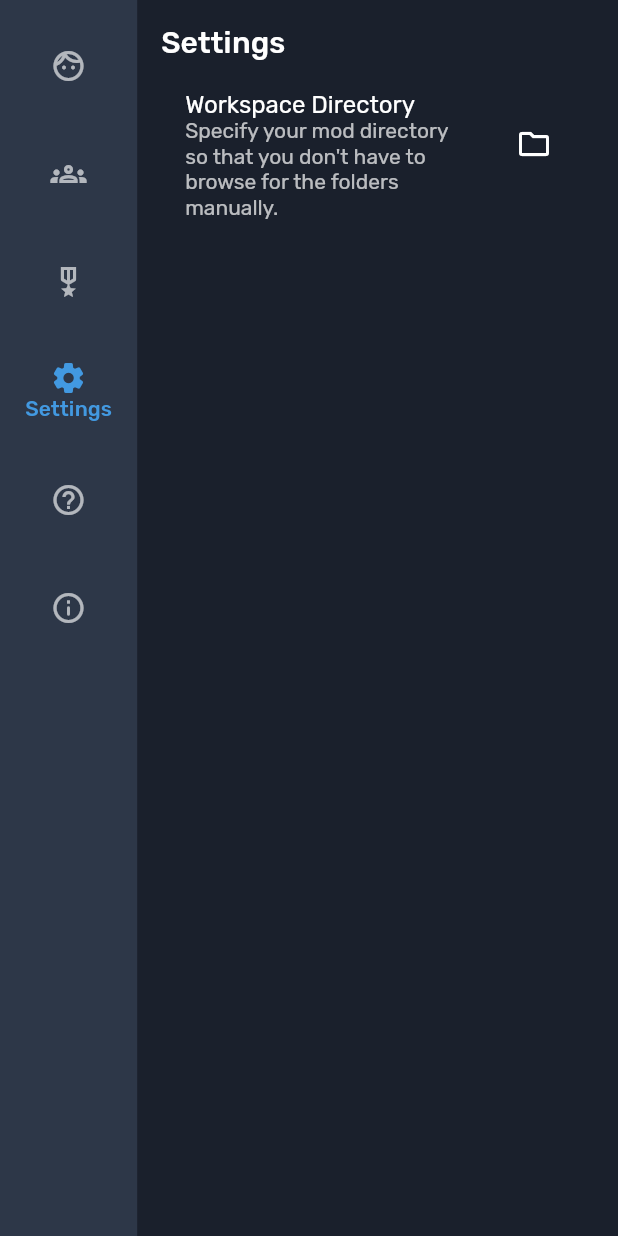
After one commit to dax0102/automator, a Flutter app: the screen it shows after launch, after a tap on "Ministers", after a tap on "Traits", after a tap on "Settings", on a phone screen of 412 x 824 dp. The commit adds this screen. Run offline on Flutter 3.47's test engine with Material 2 defaults, Android fonts, the phone set to English and light mode, and no system bars; our stand-ins replace file_picker, flutter_markdown, hive, hive_flutter, shared_preferences; missing offline and left inert: desktop_window; accounts and stored records are empty; generated files the repository leaves out were written again.

Commit message:
add workspace settings

```diff
--- a/lib/characters/characters_page.dart
+++ b/lib/characters/characters_page.dart
@@ -9,6 +9,7 @@ import 'package:automator/characters/characters_notifier.dart';
 import 'package:automator/core/ideologies.dart';
 import 'package:automator/core/reader.dart';
 import 'package:automator/core/writer.dart';
+import 'package:automator/settings/settings_notifier.dart';
 import 'package:automator/shared/custom/header.dart';
 import 'package:automator/shared/custom/state.dart';
 import 'package:automator/shared/theme.dart';
@@ -26,13 +27,14 @@ class CharactersPage extends StatefulWidget {
 }
 
 class _CharactersPageState extends State<CharactersPage> {
-  void _onExportPrompt() async {
-    final Future? response = await showDialog(
+  Future _onBrowsePrompt() async {
+    return await showDialog(
       context: context,
       builder: (BuildContext context) {
         return AlertDialog(
-          title: Text(Translations.of(context)!.dialog_exporting),
-          content: Text(Translations.of(context)!.dialog_exporting_subtitle),
+          title: Text(Translations.of(context)!.dialog_browse_directory),
+          content:
+              Text(Translations.of(context)!.dialog_browse_directory_subtitle),
           actions: <Widget>[
             TextButton(
               child: Text(Translations.of(context)!.button_continue),
@@ -44,10 +46,6 @@ class _CharactersPageState extends State<CharactersPage> {
         );
       },
     );
-
-    if (response != null) {
-      _onExport();
-    }
   }
 
   Future _onExtractionComplete(List<Character> items) async {
@@ -88,6 +86,7 @@ class _CharactersPageState extends State<CharactersPage> {
                 TextButton(
                   child: Text(Translations.of(context)!.button_continue),
                   onPressed: () {
+                    Navigator.pop(context);
                     Navigator.push(
                       context,
                       PageRouteBuilder(
@@ -248,24 +247,43 @@ class _CharactersPageState extends State<CharactersPage> {
   void _onExport() async {
     final characters =
         Provider.of<CharactersNotifier>(context, listen: false).characters;
-    if (characters.isNotEmpty) {
-      String? output = await FilePicker.platform.getDirectoryPath();
-      if (output != null) {
+
+    if (characters.isEmpty) {
+      ScaffoldMessenger.of(context).showSnackBar(
+        SnackBar(
+          content: Text(Translations.of(context)!.feedback_empty_output),
+        ),
+      );
+    }
+
+    String? directory =
+        await Provider.of<SettingsNotifier>(context, listen: false)
+            .getWorkspaceDirectory();
+
+    if (directory == null) {
+      bool? response = await _onBrowsePrompt();
+      if (response == null) {
+        return;
+      }
+      directory = await FilePicker.platform.getDirectoryPath();
+    }
+
+    if (directory != null) {
       final items = characters.groupBy((c) => c.tag);
+      String destination = '$directory/common/characters/';
       for (MapEntry<String, List<Character>> item in items.entries) {
-          await Writer.saveCharacters('$output/${item.key}.txt', item.value);
+        await Writer.saveCharacters('$destination${item.key}.txt', item.value);
       }
       ScaffoldMessenger.of(context).showSnackBar(
         SnackBar(
-            content:
-                Text(Translations.of(context)!.feedback_operation_complete),
+          content: Text(Translations.of(context)!.feedback_operation_complete),
         ),
       );
-      }
     } else {
       ScaffoldMessenger.of(context).showSnackBar(
         SnackBar(
-          content: Text(Translations.of(context)!.feedback_empty_output),
+          content:
+              Text(Translations.of(context)!.feedback_provide_valid_directory),
         ),
       );
     }
@@ -274,13 +292,40 @@ class _CharactersPageState extends State<CharactersPage> {
   void _onAppend() async {
     final characters =
         Provider.of<CharactersNotifier>(context, listen: false).characters;
-    String? path = await FilePicker.platform.getDirectoryPath();
-    if (path != null) {
-      await Writer.appendToHistory(path, characters);
+
+    if (characters.isEmpty) {
+      ScaffoldMessenger.of(context).showSnackBar(
+        SnackBar(
+          content: Text(Translations.of(context)!.feedback_empty_output),
+        ),
+      );
+    }
+
+    String? directory =
+        await Provider.of<SettingsNotifier>(context, listen: false)
+            .getWorkspaceDirectory();
+
+    if (directory == null) {
+      bool? response = await _onBrowsePrompt();
+      if (response == null) {
+        return;
+      }
+      directory = await FilePicker.platform.getDirectoryPath();
+    }
+
+    if (directory != null) {
+      await Writer.appendToHistory(directory, characters);
 
       ScaffoldMessenger.of(context).showSnackBar(
         SnackBar(
-          content: Text(Translations.of(context)!.feedback_empty_output),
+          content: Text(Translations.of(context)!.feedback_operation_complete),
+        ),
+      );
+    } else {
+      ScaffoldMessenger.of(context).showSnackBar(
+        SnackBar(
+          content:
+              Text(Translations.of(context)!.feedback_provide_valid_directory),
         ),
       );
     }
@@ -295,7 +340,7 @@ class _CharactersPageState extends State<CharactersPage> {
           context,
           onAdd: _onAdd,
           onImport: _onImport,
-          onExport: _onExportPrompt,
+          onExport: _onExport,
           onReset: characters.isNotEmpty ? notifier.reset : null,
         ),
         ElevatedButton.icon(
--- a/lib/core/navigation.dart
+++ b/lib/core/navigation.dart
@@ -1,7 +1,7 @@
 import 'package:flutter/material.dart';
 import 'package:flutter_gen/gen_l10n/translations.dart';
 
-enum Route { characters, ministers, traits, guides, about }
+enum Route { characters, ministers, traits, settings, guides, about }
 
 extension RouteExtension on Route {
   static const characters = "characters";
@@ -14,6 +14,8 @@ extension RouteExtension on Route {
         return const Icon(Icons.groups_outlined);
       case Route.traits:
         return const Icon(Icons.military_tech_outlined);
+      case Route.settings:
+        return const Icon(Icons.settings_outlined);
       case Route.guides:
         return const Icon(Icons.help_outline_outlined);
       case Route.about:
@@ -29,6 +31,8 @@ extension RouteExtension on Route {
         return const Icon(Icons.groups);
       case Route.traits:
         return const Icon(Icons.military_tech);
+      case Route.settings:
+        return const Icon(Icons.settings_rounded);
       case Route.guides:
         return const Icon(Icons.help_rounded);
       case Route.about:
@@ -44,6 +48,8 @@ extension RouteExtension on Route {
         return Translations.of(context)!.navigation_ministers;
       case Route.traits:
         return Translations.of(context)!.navigation_traits;
+      case Route.settings:
+        return Translations.of(context)!.navigation_settings;
       case Route.guides:
         return Translations.of(context)!.navigation_guides;
       case Route.about:
--- a/lib/localization/app_en.arb
+++ b/lib/localization/app_en.arb
@@ -3,6 +3,7 @@
     "navigation_characters": "Characters",
     "navigation_ministers": "Ministers",
     "navigation_traits": "Traits",
+    "navigation_settings": "Settings",
     "navigation_guides": "Guides",
     "navigation_about": "About",
     "generated_code_preview": "Generated Code",
@@ -52,8 +53,8 @@
     "dialog_remove_character_subtitle": "This action cannot be undone.",
     "dialog_name_extraction": "Name Extraction",
     "dialog_name_extraction_subtitle": "Here you can remove invalid entries that are not names.",
-    "dialog_exporting": "Exporting",
-    "dialog_exporting_subtitle": "In the dialog that appears, select the 'characters' folder on your mod.",
+    "dialog_browse_directory": "Browse Directory",
+    "dialog_browse_directory_subtitle": "In the next dialog that appears, select the root folder of your mod.",
     "feedback_invalid_tag": "Invalid tag",
     "feedback_invalid_trait": "Invalid trait",
     "feedback_trait_added": "Trait added",
@@ -63,6 +64,8 @@
     "feedback_empty_file": "Empty file",
     "feedback_empty_output": "There is no data to export",
     "feedback_operation_complete": "Operation Complete",
+    "feedback_workspace_directory_set": "Updated workspace directory",
+    "feedback_provide_valid_directory": "Provide a valid directory",
     "state_empty_characters": "No Characters",
     "state_empty_ministers": "No Ministers",
     "state_empty_traits": "No Traits",
@@ -70,6 +73,8 @@
     "source_csv_subtitle": "Comma-delimited values",
     "source_yaml": "YAML",
     "source_yaml_subtitle": "HOI4 Localization Files",
+    "settings_workspace_directory": "Workspace Directory",
+    "settings_workspace_directory_subtitle": "Specify your mod directory so that you don't have to browse for the folders manually.",
     "concat_for_tag": "For tag: {tag}",
     "@concat_for_tag": {
         "description": "The tag that needs to be interpolated.",
--- a/lib/main.dart
+++ b/lib/main.dart
@@ -7,6 +7,8 @@ import 'package:automator/ministers/ministers_notifier.dart';
 import 'package:automator/ministers/ministers_page.dart';
 import 'package:automator/others/about_page.dart';
 import 'package:automator/others/guides_page.dart';
+import 'package:automator/settings/settings_notifier.dart';
+import 'package:automator/settings/settings_page.dart';
 import 'package:automator/shared/theme.dart';
 import 'package:automator/traits/traits_notifier.dart';
 import 'package:automator/traits/traits_page.dart';
@@ -47,7 +49,8 @@ class _AutomatorState extends State<Automator> {
       providers: [
         ChangeNotifierProvider(create: (_) => TraitsNotifier()),
         ChangeNotifierProvider(create: (_) => CharactersNotifier()),
-        ChangeNotifierProvider(create: (_) => MinistersNotifier())
+        ChangeNotifierProvider(create: (_) => MinistersNotifier()),
+        ChangeNotifierProvider(create: (_) => SettingsNotifier())
       ],
       child: MaterialApp(
         theme: dark,
@@ -84,8 +87,10 @@ class _MainPageState extends State<MainPage> {
       case 2:
         return const TraitsPage();
       case 3:
+        return const SettingsPage();
+      case 4:
         return const GuidesPage();
-      case 4:
+      case 5:
         return const AboutPage();
       default:
         throw Exception("Invalid Route");
--- /dev/null
+++ b/lib/settings/settings_notifier.dart
@@ -0,0 +1,18 @@
+import 'package:flutter/material.dart';
+import 'package:shared_preferences/shared_preferences.dart';
+
+class SettingsNotifier extends ChangeNotifier {
+  SharedPreferences? sharedPreferences;
+
+  Future setWorkspaceDirectory(String path) async {
+    sharedPreferences ??= await SharedPreferences.getInstance();
+    return sharedPreferences?.setString(_workspaceDirectory, path);
+  }
+
+  Future<String?> getWorkspaceDirectory() async {
+    sharedPreferences ??= await SharedPreferences.getInstance();
+    return sharedPreferences?.getString(_workspaceDirectory);
+  }
+
+  static const _workspaceDirectory = "workspace";
+}
--- /dev/null
+++ b/lib/settings/settings_page.dart
@@ -0,0 +1,97 @@
+import 'package:automator/settings/settings_notifier.dart';
+import 'package:automator/shared/custom/header.dart';
+import 'package:automator/shared/theme.dart';
+import 'package:file_picker/file_picker.dart';
+import 'package:flutter/material.dart';
+import 'package:flutter_gen/gen_l10n/translations.dart';
+import 'package:provider/provider.dart';
+
+class SettingsPage extends StatefulWidget {
+  const SettingsPage({Key? key}) : super(key: key);
+
+  @override
+  _SettingsPageState createState() => _SettingsPageState();
+}
+
+class _SettingsPageState extends State<SettingsPage> {
+  Future _onBrowsePrompt() async {
+    return await showDialog(
+      context: context,
+      builder: (BuildContext context) {
+        return AlertDialog(
+          title: Text(Translations.of(context)!.dialog_browse_directory),
+          content:
+              Text(Translations.of(context)!.dialog_browse_directory_subtitle),
+          actions: <Widget>[
+            TextButton(
+              child: Text(Translations.of(context)!.button_continue),
+              onPressed: () {
+                Navigator.pop(context, Future.value(true));
+              },
+            )
+          ],
+        );
+      },
+    );
+  }
+
+  Widget _getHeader(SettingsNotifier notifier) {
+    return Header(title: Translations.of(context)!.navigation_settings);
+  }
+
+  Future _onBrowseDirectory() async {
+    bool? response = await _onBrowsePrompt();
+
+    if (response != null) {
+      final preferences = Provider.of<SettingsNotifier>(context, listen: false);
+      final directory = await FilePicker.platform.getDirectoryPath();
+      if (directory != null) {
+        preferences.setWorkspaceDirectory(directory);
+
+        ScaffoldMessenger.of(context).showSnackBar(
+          SnackBar(
+            content: Text(
+              Translations.of(context)!.feedback_workspace_directory_set,
+            ),
+          ),
+        );
+      }
+    }
+  }
+
+  @override
+  Widget build(BuildContext context) {
+    return Consumer<SettingsNotifier>(
+      builder: (context, notifier, _) {
+        return Padding(
+          padding: ThemeComponents.defaultPadding,
+          child: Column(
+            crossAxisAlignment: CrossAxisAlignment.start,
+            mainAxisAlignment: MainAxisAlignment.start,
+            children: [
+              _getHeader(notifier),
+              ListView(
+                shrinkWrap: true,
+                children: [
+                  ListTile(
+                    title: Text(
+                      Translations.of(context)!.settings_workspace_directory,
+                    ),
+                    subtitle: Text(
+                      Translations.of(context)!
+                          .settings_workspace_directory_subtitle,
+                    ),
+                    trailing: IconButton(
+                      onPressed: _onBrowseDirectory,
+                      icon: const Icon(Icons.folder_outlined),
+                    ),
+                  )
+                ],
+              )
+            ],
+          ),
+        );
+      },
+    );
+  }
+}
```
Lines whose indentation alone changed are shown as unchanged.
